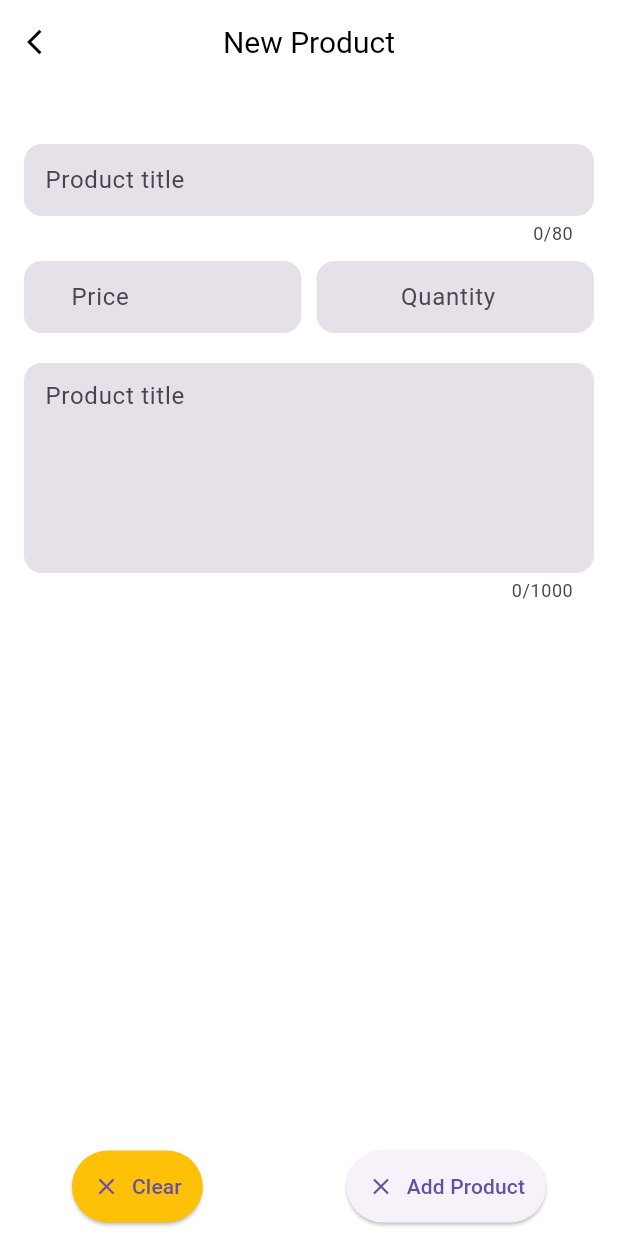
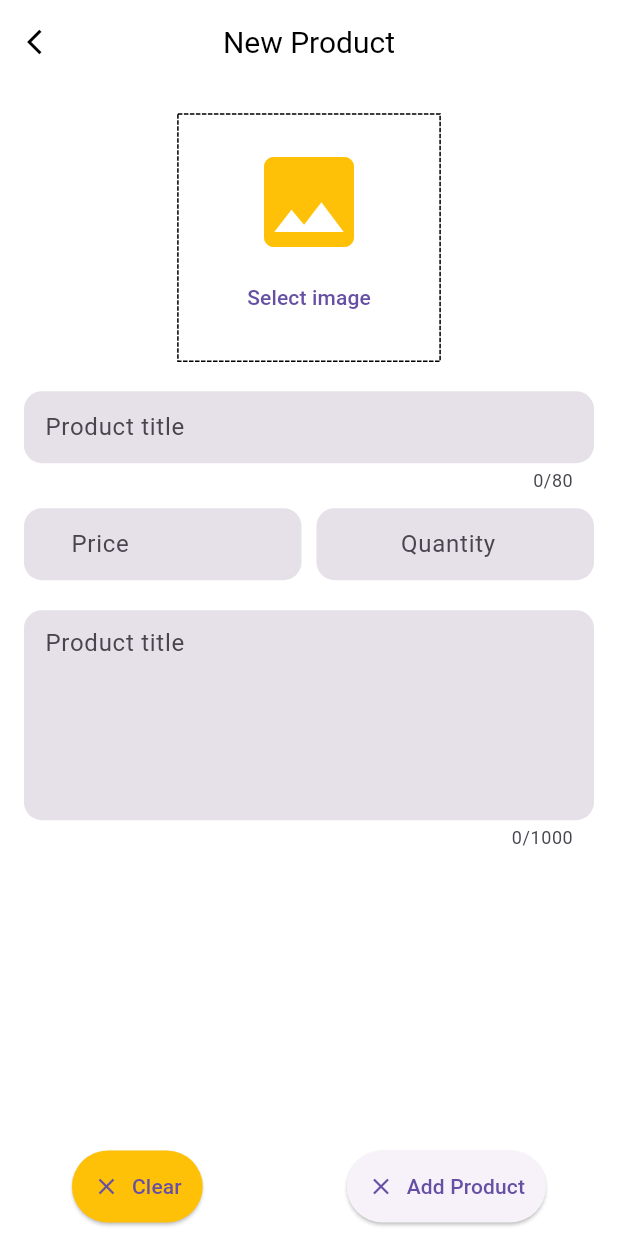
Before and after one commit to efegorkemumit/ecommerce_flutter_admin, a Flutter app: the EditorUploadProductScreen screen opened by its route, on a phone screen of 412 x 824 dp. Run offline on Flutter 3.47's test engine with Material 3 defaults, Android fonts, the phone set to English and light mode, and no system bars; drawn by our look-alikes of dotted_border; our stand-ins replace fancy_shimmer_image, iconly, image_picker, shared_preferences, shimmer; missing offline and left inert: dynamic_height_grid_view; accounts and stored records are empty.

Commit message:
Image Picker

```diff
--- a/lib/screens/editorUploadProduct.dart
+++ b/lib/screens/editorUploadProduct.dart
@@ -1,7 +1,11 @@
+import 'dart:io';
+
+import 'package:dotted_border/dotted_border.dart';
 import 'package:ecommerce_flutter_admin/constans/app_constans.dart';
 import 'package:ecommerce_flutter_admin/constans/validator.dart';
 import 'package:ecommerce_flutter_admin/models/product_model.dart';
 import 'package:ecommerce_flutter_admin/services/assets_manager.dart';
+import 'package:ecommerce_flutter_admin/services/myapp_functions.dart';
 import 'package:ecommerce_flutter_admin/widget/subtitle_text.dart';
 import 'package:ecommerce_flutter_admin/widget/title_text.dart';
 import 'package:flutter/material.dart';
@@ -27,22 +31,24 @@ class _EditorUploadProductScreenState extends State<EditorUploadProductScreen> {
   String? productNetworkImage;
 
   @override
-  void initState(){
-    if(widget.productModel !=null)
-    {
-      isEditing =true;
+  void initState() {
+    if (widget.productModel != null) {
+      isEditing = true;
       productNetworkImage = widget.productModel!.productImage;
-      _categoryValue= widget.productModel!.productCategory;
-
-
+      _categoryValue = widget.productModel!.productCategory;
     }
 
-    _titleController = TextEditingController(text:widget.productModel?.productTitle);
-    _priceController = TextEditingController(text:widget.productModel?.productPrice);
-    _descriptionController = TextEditingController(text:widget.productModel?.productDescription);
-    _quanttiyContoller = TextEditingController(text:widget.productModel?.productQuantity);
+    _titleController =
+        TextEditingController(text: widget.productModel?.productTitle);
+    _priceController =
+        TextEditingController(text: widget.productModel?.productPrice);
+    _descriptionController =
+        TextEditingController(text: widget.productModel?.productDescription);
+    _quanttiyContoller =
+        TextEditingController(text: widget.productModel?.productQuantity);
 
     super.initState();
+  }
 
     @override
     void dispose(){
@@ -68,12 +74,65 @@ class _EditorUploadProductScreenState extends State<EditorUploadProductScreen> {
       removePickedImage();
     }
 
+    Future<void> _addProduct() async{
+      if(_pickedImage == null){
+        MyAppFunctions.showErrorOrWaningDialog(
+            context: context, subtitle: "Plaese add image", fct: (){},
+
+        );
+        return;
+      }
+      final isValid  = _formKey.currentState!.validate();
+      FocusScope.of(context).unfocus();
+      if(isValid){}
+
+    }
+
+    Future<void> _editProduct() async{
+
+      final isValid  = _formKey.currentState!.validate();
+      FocusScope.of(context).unfocus();
+
+      if(_pickedImage == null){
+        MyAppFunctions.showErrorOrWaningDialog(
+          context: context, subtitle: "Plaese add image", fct: (){},
+
+        );
+        return;
+      }
+
+      if(isValid){}
 
 
-  }
+    }
+
+
+    Future<void> localImagePicker() async {
+      final ImagePicker picker = ImagePicker();
+      await MyAppFunctions.ImagePickerDialog(
+        context: context,
+        cameraFCT: () async {
+          _pickedImage = await picker.pickImage(source: ImageSource.camera);
+          setState(() {});
+        },
+        galleryFCT: () async {
+          _pickedImage = await picker.pickImage(source: ImageSource.gallery);
+          setState(() {});
+        },
+        removeFCT: () {
+          setState(() {
+            _pickedImage = null;
+          });
+        },
+      );
+    }
+
+
+
 
   @override
   Widget build(BuildContext context) {
+    final size = MediaQuery.of(context).size;
     return  GestureDetector(
            onTap: (){
               FocusScope.of(context).unfocus();
@@ -101,7 +160,15 @@ class _EditorUploadProductScreenState extends State<EditorUploadProductScreen> {
                 ),
                 ElevatedButton.icon(
 
-                  onPressed: (){},
+                  onPressed: (){
+                    if(isEditing){
+                      _editProduct();
+
+                    }
+                    else{
+                      _addProduct();
+                    }
+                  },
                   icon: const Icon(Icons.clear),
                   label:  Text(isEditing ? "Save Product" : "Add Product" ),
 
@@ -141,9 +208,77 @@ class _EditorUploadProductScreenState extends State<EditorUploadProductScreen> {
                 ),
 
 
-                /////////////
-/////////////Image
-                /////////////
+
+                if(isEditing && productNetworkImage !=null)...[
+                  ClipRRect(
+                    borderRadius: BorderRadius.circular(12),
+                    child: Image.network(
+                      productNetworkImage!,
+                      height: size.width* 0.7,
+                      alignment: Alignment.center,
+
+                    ),
+                  )
+          ]
+                else if(_pickedImage ==null) ...[
+                  SizedBox(
+                    width: size.width *0.4 +10,
+                    height:size.width *0.4,
+                    child: DottedBorder(
+                      child: Center(
+                        child: Column(
+                          crossAxisAlignment: CrossAxisAlignment.center,
+                          mainAxisAlignment: MainAxisAlignment.center,
+                          children: [
+                            const Icon(
+                              Icons.image,
+                              size: 80,
+                              color: Colors.amber,
+                            ),
+                            TextButton(onPressed: (){
+                              localImagePicker();
+                            }, child: const Text("Select image") )
+                          ],
+                        ),
+                      ),
+                    ),
+                  )
+                ]
+                else...[
+                  ClipRRect(
+                    borderRadius: BorderRadius.circular(12),
+                    child: Image.file(
+                      File(
+                        _pickedImage!.path
+                      ),
+                      height: size.width* 0.5,
+                      alignment: Alignment.center,
+                    ),
+                  )
+
+                  ],
+                if(_pickedImage !=null || productNetworkImage !=null)...[
+                  Row(
+                    mainAxisAlignment: MainAxisAlignment.center,
+                    children: [
+                      TextButton(onPressed: ()
+                          {
+                            localImagePicker();
+                          },
+                          child: const Text("Select image")),
+                      TextButton(onPressed: ()
+                      {
+                        removePickedImage();
+                      },
+                          child: const Text("Remove Image", style: TextStyle(color:Colors.red),)),
+
+
+
+                    ],
+                  )
+
+
+                ],
 
                 /////////////
 /////////////   Dropdown
--- a/pubspec.yaml
+++ b/pubspec.yaml
@@ -45,6 +45,7 @@ dependencies:
   ionicons: ^0.2.2
   image_picker: ^1.0.4
   uuid: ^4.2.2
+  dotted_border: ^2.1.0
 
 dev_dependencies:
   flutter_test:
```
Also changed, not shown: pubspec.lock.
